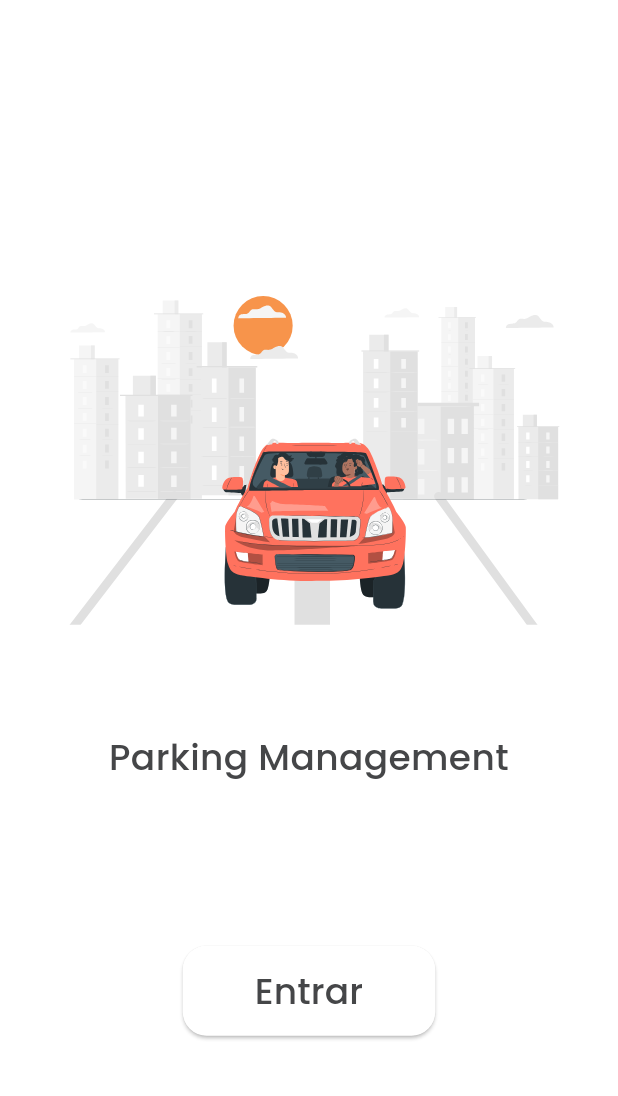
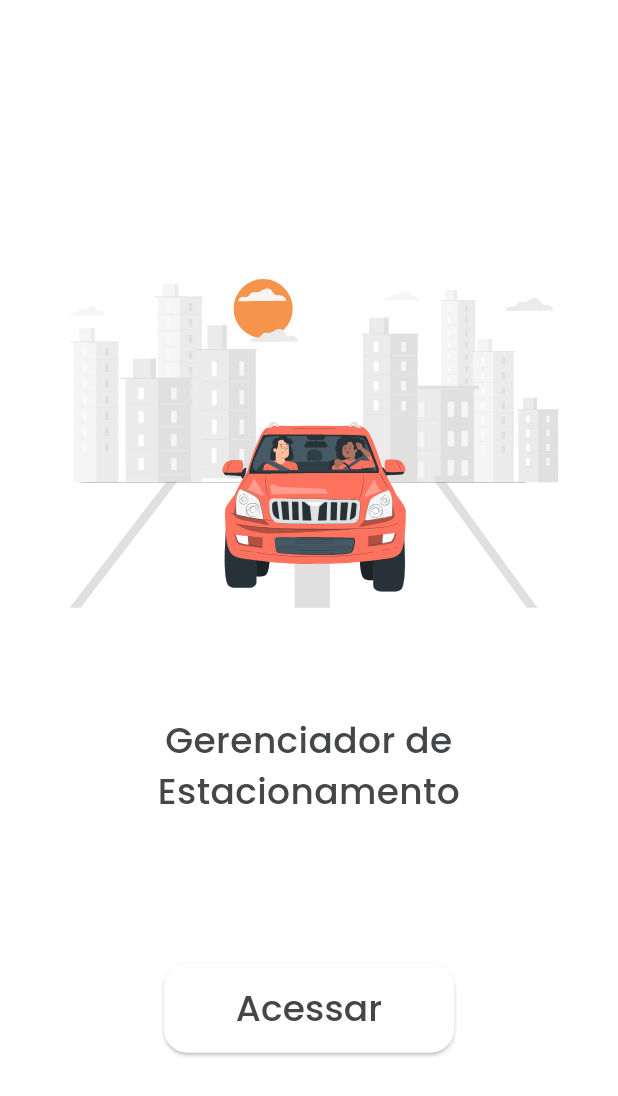
Before and after one commit to HlfDev/flutter_parking_management, a Flutter app: the screen it shows after launch, on a phone screen of 412 x 824 dp. Shown: the top 1096 px of the screen. Run offline on Flutter 3.47's test engine with Material 2 defaults, Android fonts, the phone set to English and light mode, and no system bars; our stand-ins replace bloc, equatable, flutter_bloc, flutter_modular, google_fonts, hive and 1 more; accounts and stored records are empty.

Commit message:
chore(splash strings): change texts

```diff
--- a/lib/app/modules/splash/splash_strings.dart
+++ b/lib/app/modules/splash/splash_strings.dart
@@ -1,7 +1,7 @@
 class SplashStrings {
   SplashStrings._();
 
-  static const parkingManagement = 'Parking Management';
+  static const parkingManagement = 'Gerenciador de Estacionamento';
 
-  static const enter = 'Entrar';
+  static const enter = 'Acessar';
 }
```
